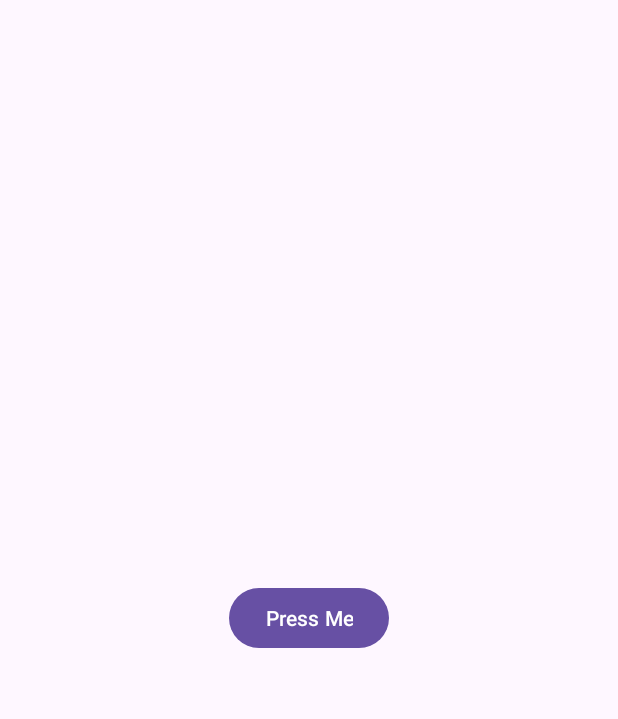
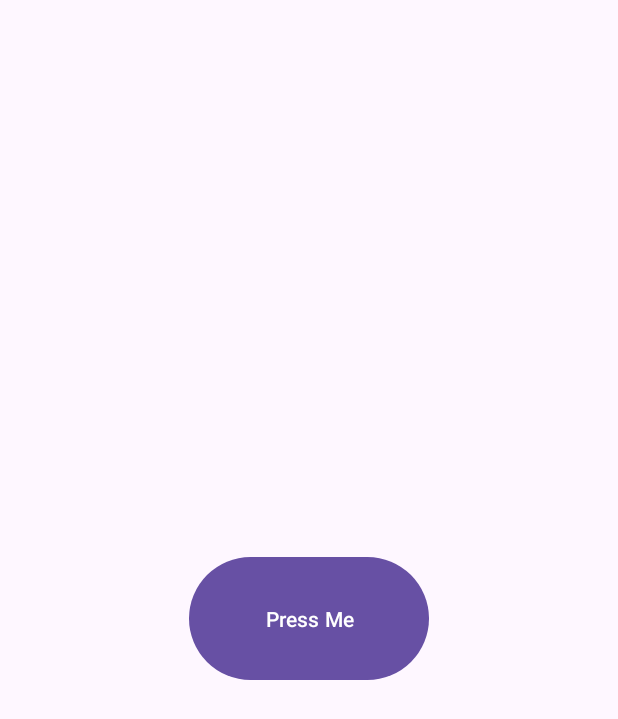
Before and after one commit to Bastiencpe/PilulierV75, an Android app: the screen it shows after launch (MainActivity), on a phone screen of 412 x 824 dp. Shown: the top 719 px of the screen. Run offline under Robolectric (Android 15) with nearby library versions, the phone set to English and light mode, and no system bars.

Commit message:
First pull

```diff
--- a/app/src/main/res/layout/activity_main.xml
+++ b/app/src/main/res/layout/activity_main.xml
@@ -20,8 +20,8 @@
 
     <Button
         android:id="@+id/button"
-        android:layout_width="wrap_content"
-        android:layout_height="wrap_content"
+        android:layout_width="160dp"
+        android:layout_height="90dp"
         android:text="@string/press_me"
         app:layout_constraintBottom_toBottomOf="parent"
         app:layout_constraintEnd_toEndOf="parent"
```
